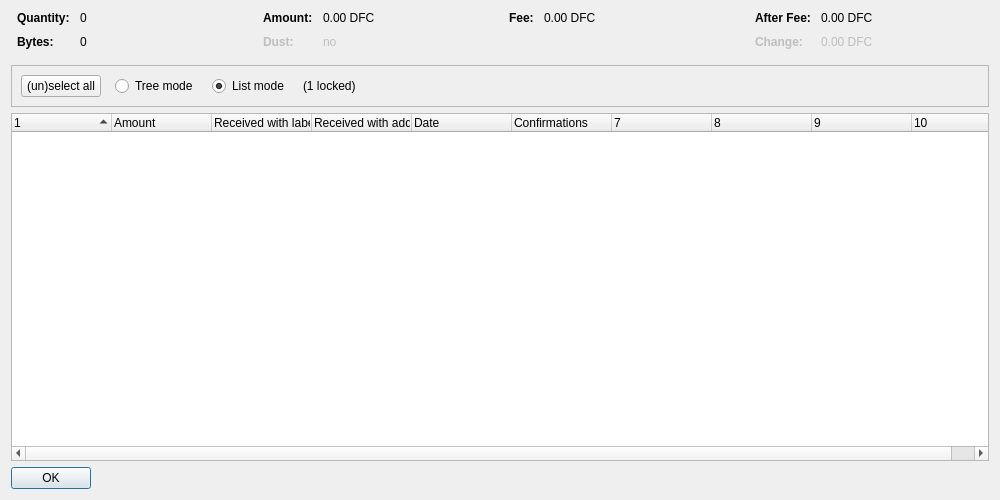
The window that src/qt/forms/coincontroldialog.ui (charlesrocket/defcoin) describes before a commit, drawn with Qt 5.
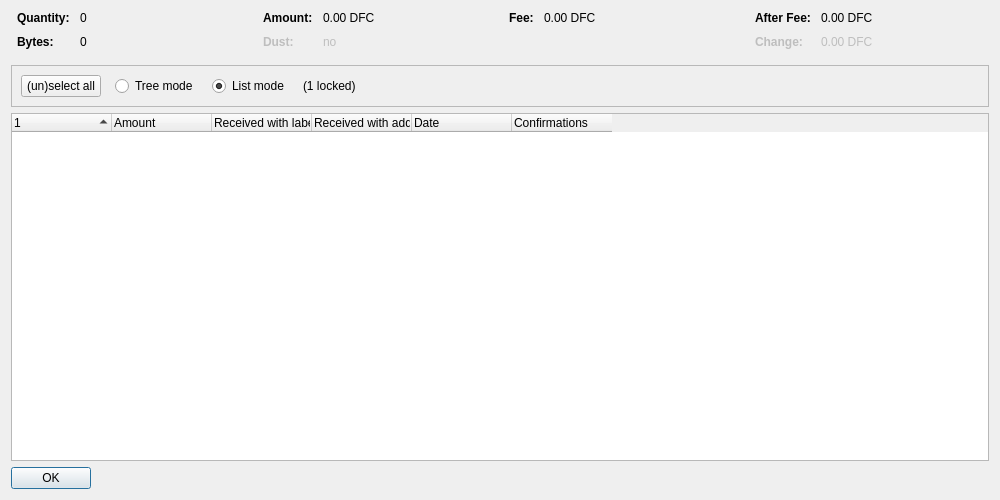
The same window after the commit. Custom widgets are drawn as their Qt base class.

Diff of the .ui file:
```diff
--- a/src/qt/forms/coincontroldialog.ui
+++ b/src/qt/forms/coincontroldialog.ui
@@ -402,7 +402,7 @@
       <bool>false</bool>
      </property>
      <property name="columnCount">
-      <number>10</number>
+      <number>6</number>
      </property>
      <attribute name="headerShowSortIndicator" stdset="0">
       <bool>true</bool>
```
Left out of the diff: 2 changed lines with no effect on the pictures.
